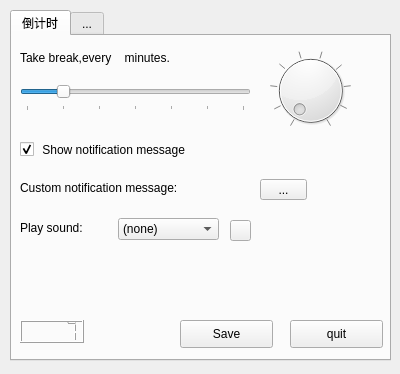
Qt form countdown.ui (jasonYpretty/ForEyes) before a commit.
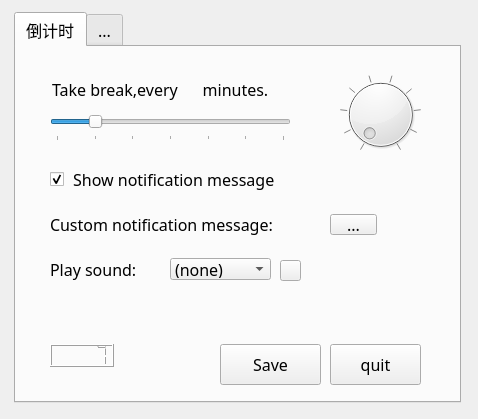
The same form after that commit. Icons and pictures are not drawn.

```diff
--- a/countdown.ui
+++ b/countdown.ui
@@ -2,117 +2,137 @@
 <ui version="4.0">
  <class>countdown</class>
  <widget class="QWidget" name="countdown">
+  <property name="windowModality">
+   <enum>Qt::ApplicationModal</enum>
+  </property>
   <property name="geometry">
    <rect>
     <x>0</x>
     <y>0</y>
-    <width>400</width>
-    <height>374</height>
+    <width>478</width>
+    <height>419</height>
    </rect>
   </property>
   <property name="windowTitle">
    <string>-Countdown</string>
   </property>
-  <widget class="QLabel" name="label_1">
+  <widget class="QTabWidget" name="tab_countd">
    <property name="geometry">
     <rect>
-     <x>20</x>
-     <y>50</y>
-     <width>281</width>
-     <height>16</height>
+     <x>14</x>
+     <y>12</y>
+     <width>447</width>
+     <height>391</height>
     </rect>
    </property>
-   <property name="frameShape">
-    <enum>QFrame::NoFrame</enum>
+   <property name="font">
+    <font>
+     <family>Adobe 黑体 Std R</family>
+     <pointsize>12</pointsize>
+    </font>
    </property>
-   <property name="frameShadow">
-    <enum>QFrame::Plain</enum>
+   <property name="acceptDrops">
+    <bool>false</bool>
    </property>
-   <property name="text">
-    <string>Take break,every    minutes.</string>
+   <property name="layoutDirection">
+    <enum>Qt::LeftToRight</enum>
    </property>
-  </widget>
-  <widget class="QSlider" name="slider_time">
-   <property name="geometry">
-    <rect>
-     <x>20</x>
-     <y>80</y>
-     <width>231</width>
-     <height>31</height>
-    </rect>
+   <property name="autoFillBackground">
+    <bool>false</bool>
    </property>
-   <property name="minimum">
+   <property name="inputMethodHints">
+    <set>Qt::ImhNone</set>
+   </property>
+   <property name="tabPosition">
+    <enum>QTabWidget::North</enum>
+   </property>
+   <property name="currentIndex">
     <number>0</number>
    </property>
-   <property name="maximum">
-    <number>6</number>
+   <property name="documentMode">
+    <bool>false</bool>
    </property>
-   <property name="singleStep">
-    <number>1</number>
-   </property>
-   <property name="pageStep">
-    <number>1</number>
-   </property>
-   <property name="value">
-    <number>1</number>
-   </property>
-   <property name="sliderPosition">
-    <number>1</number>
-   </property>
-   <property name="tracking">
-    <bool>true</bool>
-   </property>
-   <property name="orientation">
-    <enum>Qt::Horizontal</enum>
-   </property>
-   <property name="invertedAppearance">
-    <bool>false</bool>
-   </property>
-   <property name="invertedControls">
-    <bool>false</bool>
-   </property>
-   <property name="tickPosition">
-    <enum>QSlider::TicksBelow</enum>
-   </property>
-  </widget>
-  <widget class="QLabel" name="label_time">
+   <widget class="QWidget" name="tab_1">
+    <property name="contextMenuPolicy">
+     <enum>Qt::DefaultContextMenu</enum>
+    </property>
+    <property name="layoutDirection">
+     <enum>Qt::LeftToRight</enum>
+    </property>
+    <attribute name="title">
+     <string>倒计时</string>
+    </attribute>
+    <widget class="QPushButton" name="quit">
+     <property name="geometry">
+      <rect>
+       <x>314</x>
+       <y>297</y>
+       <width>91</width>
+       <height>41</height>
+      </rect>
+     </property>
+     <property name="font">
+      <font>
+       <family>Adobe 黑体 Std R</family>
+      </font>
+     </property>
+     <property name="text">
+      <string>quit</string>
+     </property>
+    </widget>
+    <widget class="QPushButton" name="pushButton_countTime">
+     <property name="geometry">
+      <rect>
+       <x>204</x>
+       <y>297</y>
+       <width>101</width>
+       <height>41</height>
+      </rect>
+     </property>
+     <property name="font">
+      <font>
+       <family>Adobe 黑体 Std R</family>
+      </font>
+     </property>
+     <property name="text">
+      <string>Save</string>
+     </property>
+    </widget>
+    <widget class="QPushButton" name="pushButton">
    <property name="geometry">
     <rect>
-     <x>152</x>
-     <y>49</y>
+       <x>264</x>
+       <y>213</y>
      <width>21</width>
      <height>21</height>
     </rect>
    </property>
+     <property name="font">
+      <font>
+       <family>Adobe 黑体 Std R</family>
+      </font>
+     </property>
+     <property name="styleSheet">
+      <string notr="true">background-image: url(:/src/src/play-icon.png);</string>
+     </property>
    <property name="text">
     <string/>
    </property>
   </widget>
-  <widget class="QCheckBox" name="checkBox_1">
-   <property name="geometry">
-    <rect>
-     <x>20</x>
-     <y>140</y>
-     <width>231</width>
-     <height>19</height>
-    </rect>
-   </property>
-   <property name="text">
-    <string> Show notification message</string>
-   </property>
-   <property name="checked">
-    <bool>true</bool>
-   </property>
-  </widget>
   <widget class="QLabel" name="label">
    <property name="geometry">
     <rect>
-     <x>20</x>
-     <y>220</y>
-     <width>101</width>
-     <height>16</height>
-    </rect>
-   </property>
+       <x>34</x>
+       <y>207</y>
+       <width>111</width>
+       <height>31</height>
+      </rect>
+     </property>
+     <property name="font">
+      <font>
+       <family>Adobe 黑体 Std R</family>
+      </font>
+     </property>
    <property name="text">
     <string>Play sound:</string>
    </property>
@@ -120,96 +140,37 @@
   <widget class="QLabel" name="label_2">
    <property name="geometry">
     <rect>
-     <x>20</x>
-     <y>180</y>
-     <width>231</width>
-     <height>16</height>
-    </rect>
-   </property>
+       <x>34</x>
+       <y>167</y>
+       <width>281</width>
+       <height>21</height>
+      </rect>
+     </property>
+     <property name="font">
+      <font>
+       <family>Adobe 黑体 Std R</family>
+      </font>
+     </property>
    <property name="text">
     <string>Custom notification message:</string>
    </property>
   </widget>
-  <widget class="QToolButton" name="toolButton">
-   <property name="geometry">
-    <rect>
-     <x>260</x>
-     <y>179</y>
-     <width>47</width>
-     <height>21</height>
-    </rect>
-   </property>
-   <property name="contextMenuPolicy">
-    <enum>Qt::CustomContextMenu</enum>
-   </property>
-   <property name="text">
-    <string>...</string>
-   </property>
-  </widget>
-  <widget class="QDial" name="dial_time">
-   <property name="geometry">
-    <rect>
-     <x>270</x>
-     <y>50</y>
-     <width>81</width>
-     <height>81</height>
-    </rect>
-   </property>
-   <property name="minimum">
-    <number>0</number>
-   </property>
-   <property name="maximum">
-    <number>9</number>
-   </property>
-   <property name="pageStep">
-    <number>1</number>
-   </property>
-   <property name="value">
-    <number>0</number>
-   </property>
-   <property name="tracking">
-    <bool>false</bool>
-   </property>
-   <property name="orientation">
-    <enum>Qt::Horizontal</enum>
-   </property>
-   <property name="invertedAppearance">
-    <bool>false</bool>
-   </property>
-   <property name="invertedControls">
-    <bool>false</bool>
-   </property>
-   <property name="wrapping">
-    <bool>false</bool>
-   </property>
-   <property name="notchesVisible">
-    <bool>true</bool>
-   </property>
-  </widget>
-  <widget class="QPushButton" name="pushButton_countTime">
-   <property name="geometry">
-    <rect>
-     <x>180</x>
-     <y>320</y>
-     <width>93</width>
-     <height>28</height>
-    </rect>
-   </property>
-   <property name="text">
-    <string>Save</string>
-   </property>
-  </widget>
   <widget class="QComboBox" name="playsound">
    <property name="geometry">
     <rect>
-     <x>118</x>
-     <y>218</y>
+       <x>154</x>
+       <y>211</y>
      <width>101</width>
      <height>22</height>
     </rect>
    </property>
+     <property name="font">
+      <font>
+       <family>Adobe 黑体 Std R</family>
+      </font>
+     </property>
    <property name="currentText">
-    <string>(none)</string>
+      <string>-Default-</string>
    </property>
    <item>
     <property name="text">
@@ -227,88 +188,201 @@
     </property>
    </item>
   </widget>
-  <widget class="QPushButton" name="pushButton">
+    <widget class="QLabel" name="label_time">
    <property name="geometry">
     <rect>
-     <x>230</x>
-     <y>220</y>
+       <x>191</x>
+       <y>32</y>
      <width>21</width>
      <height>21</height>
     </rect>
    </property>
-   <property name="styleSheet">
-    <string notr="true">background-image: url(:/src/src/play-icon.png);</string>
+     <property name="font">
+      <font>
+       <family>Adobe 黑体 Std R</family>
+       <underline>false</underline>
+       <kerning>false</kerning>
+      </font>
    </property>
    <property name="text">
     <string/>
+     </property>
+     <property name="alignment">
+      <set>Qt::AlignCenter</set>
+     </property>
+    </widget>
+    <widget class="QCheckBox" name="checkBox_1">
+     <property name="geometry">
+      <rect>
+       <x>34</x>
+       <y>117</y>
+       <width>281</width>
+       <height>31</height>
+      </rect>
+     </property>
+     <property name="font">
+      <font>
+       <family>Adobe 黑体 Std R</family>
+      </font>
+     </property>
+     <property name="text">
+      <string> Show notification message</string>
+     </property>
+     <property name="checked">
+      <bool>true</bool>
    </property>
   </widget>
   <widget class="QLCDNumber" name="lcdNumber">
    <property name="geometry">
     <rect>
-     <x>20</x>
-     <y>320</y>
+       <x>34</x>
+       <y>297</y>
      <width>64</width>
      <height>23</height>
     </rect>
    </property>
+     <property name="font">
+      <font>
+       <family>Adobe 黑体 Std R</family>
+      </font>
+     </property>
    <property name="intValue" stdset="0">
     <number>7</number>
    </property>
   </widget>
-  <widget class="QPushButton" name="quit">
+    <widget class="QSlider" name="slider_time">
    <property name="geometry">
     <rect>
-     <x>290</x>
-     <y>320</y>
-     <width>93</width>
-     <height>28</height>
-    </rect>
-   </property>
+       <x>34</x>
+       <y>63</y>
+       <width>241</width>
+       <height>31</height>
+      </rect>
+     </property>
+     <property name="font">
+      <font>
+       <family>Adobe 黑体 Std R</family>
+      </font>
+     </property>
+     <property name="minimum">
+      <number>0</number>
+     </property>
+     <property name="maximum">
+      <number>6</number>
+     </property>
+     <property name="singleStep">
+      <number>1</number>
+     </property>
+     <property name="pageStep">
+      <number>1</number>
+     </property>
+     <property name="value">
+      <number>1</number>
+     </property>
+     <property name="sliderPosition">
+      <number>1</number>
+     </property>
+     <property name="tracking">
+      <bool>true</bool>
+     </property>
+     <property name="orientation">
+      <enum>Qt::Horizontal</enum>
+     </property>
+     <property name="invertedAppearance">
+      <bool>false</bool>
+     </property>
+     <property name="invertedControls">
+      <bool>false</bool>
+     </property>
+     <property name="tickPosition">
+      <enum>QSlider::TicksBelow</enum>
+     </property>
+    </widget>
+    <widget class="QLabel" name="label_1">
+     <property name="geometry">
+      <rect>
+       <x>36</x>
+       <y>27</y>
+       <width>281</width>
+       <height>31</height>
+      </rect>
+     </property>
+     <property name="font">
+      <font>
+       <family>Adobe 黑体 Std R</family>
+      </font>
+     </property>
+     <property name="frameShape">
+      <enum>QFrame::NoFrame</enum>
+     </property>
+     <property name="frameShadow">
+      <enum>QFrame::Plain</enum>
+     </property>
    <property name="text">
-    <string>quit</string>
-   </property>
-  </widget>
-  <widget class="QTabWidget" name="tab_countd">
+      <string>Take break,every      minutes.</string>
+     </property>
+    </widget>
+    <widget class="QDial" name="dial_time">
    <property name="geometry">
     <rect>
-     <x>10</x>
-     <y>10</y>
-     <width>381</width>
-     <height>351</height>
-    </rect>
-   </property>
-   <property name="maximumSize">
-    <size>
-     <width>381</width>
-     <height>16777215</height>
-    </size>
-   </property>
-   <property name="acceptDrops">
-    <bool>false</bool>
-   </property>
-   <property name="layoutDirection">
-    <enum>Qt::LeftToRight</enum>
-   </property>
-   <property name="autoFillBackground">
+       <x>324</x>
+       <y>27</y>
+       <width>81</width>
+       <height>81</height>
+      </rect>
+     </property>
+     <property name="font">
+      <font>
+       <family>Adobe 黑体 Std R</family>
+      </font>
+     </property>
+     <property name="minimum">
+      <number>0</number>
+     </property>
+     <property name="maximum">
+      <number>9</number>
+     </property>
+     <property name="pageStep">
+      <number>1</number>
+     </property>
+     <property name="value">
+      <number>0</number>
+     </property>
+     <property name="tracking">
     <bool>false</bool>
    </property>
-   <property name="inputMethodHints">
-    <set>Qt::ImhNone</set>
-   </property>
-   <property name="tabPosition">
-    <enum>QTabWidget::North</enum>
-   </property>
-   <property name="currentIndex">
-    <number>0</number>
-   </property>
-   <property name="documentMode">
+     <property name="orientation">
+      <enum>Qt::Horizontal</enum>
+     </property>
+     <property name="invertedAppearance">
+      <bool>false</bool>
+     </property>
+     <property name="invertedControls">
+      <bool>false</bool>
+     </property>
+     <property name="wrapping">
     <bool>false</bool>
    </property>
-   <widget class="QWidget" name="tab_1">
-    <attribute name="title">
-     <string>倒计时</string>
-    </attribute>
+     <property name="notchesVisible">
+      <bool>true</bool>
+     </property>
+    </widget>
+    <widget class="QToolButton" name="toolButton">
+     <property name="geometry">
+      <rect>
+       <x>314</x>
+       <y>167</y>
+       <width>47</width>
+       <height>21</height>
+      </rect>
+     </property>
+     <property name="contextMenuPolicy">
+      <enum>Qt::CustomContextMenu</enum>
+     </property>
+     <property name="text">
+      <string>...</string>
+     </property>
+    </widget>
    </widget>
    <widget class="QWidget" name="tab_2">
     <attribute name="title">
@@ -316,20 +390,6 @@
     </attribute>
    </widget>
   </widget>
-  <zorder>tab_countd</zorder>
-  <zorder>label_1</zorder>
-  <zorder>slider_time</zorder>
-  <zorder>label_time</zorder>
-  <zorder>checkBox_1</zorder>
-  <zorder>label</zorder>
-  <zorder>label_2</zorder>
-  <zorder>toolButton</zorder>
-  <zorder>dial_time</zorder>
-  <zorder>pushButton_countTime</zorder>
-  <zorder>playsound</zorder>
-  <zorder>pushButton</zorder>
-  <zorder>lcdNumber</zorder>
-  <zorder>quit</zorder>
  </widget>
  <resources/>
  <connections/>
```
Lines whose indentation alone changed are shown as unchanged.
